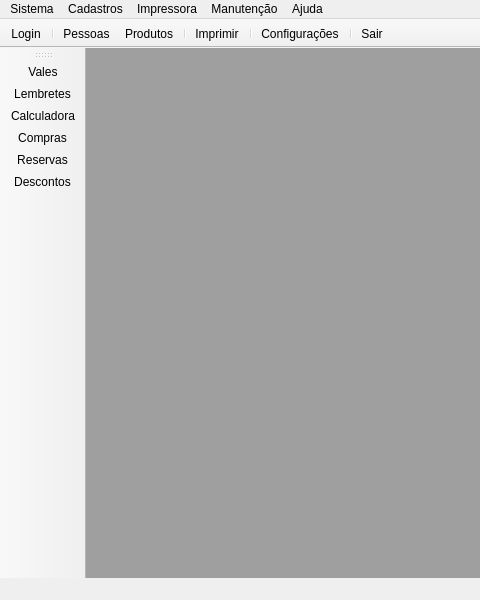
This is mainwindow.ui in leidensj/BKVale as Qt 5 draws it before an edit; both pictures show x 0 to 480 and y 0 to 600 of the 1000 by 600 pixel window. The edited form follows.
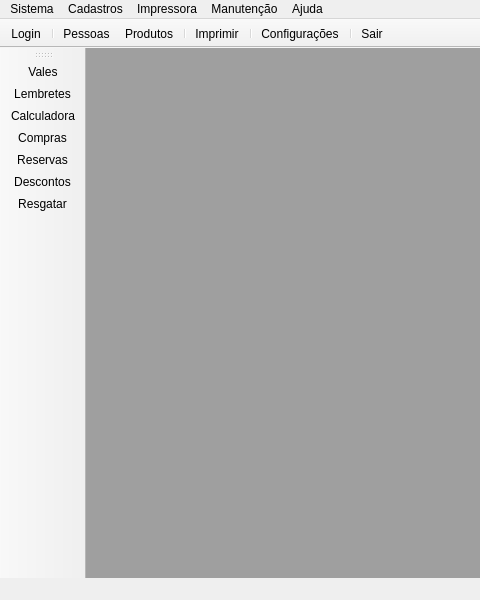
This is the edited form. Icons and pictures are not drawn.

```diff
--- a/mainwindow.ui
+++ b/mainwindow.ui
@@ -183,6 +183,7 @@
    <addaction name="actionShop"/>
    <addaction name="actionReservations"/>
    <addaction name="actionDiscount"/>
+   <addaction name="actionRedeemCode"/>
   </widget>
   <action name="actionPrint">
    <property name="icon">
@@ -403,6 +404,15 @@
     <string>Descontos</string>
    </property>
   </action>
+  <action name="actionRedeemCode">
+   <property name="icon">
+    <iconset resource="icons.qrc">
+     <normaloff>:/icons/res/redeem.png</normaloff>:/icons/res/redeem.png</iconset>
+   </property>
+   <property name="text">
+    <string>Resgatar</string>
+   </property>
+  </action>
  </widget>
  <layoutdefault spacing="6" margin="11"/>
  <resources>
```
